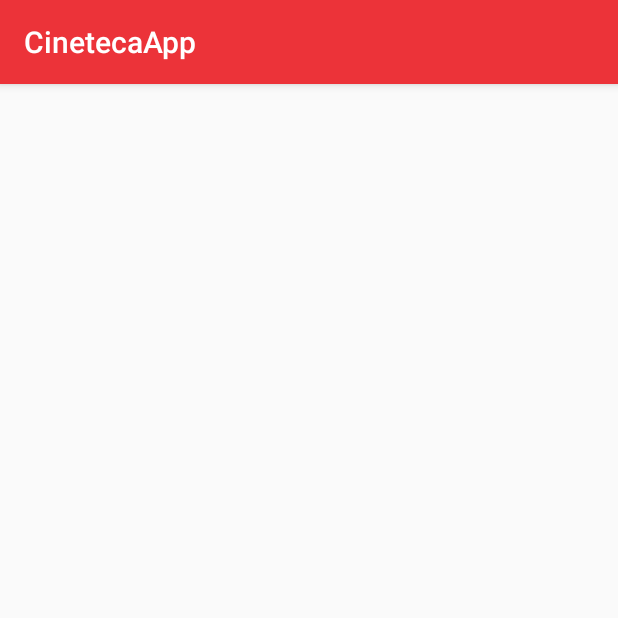
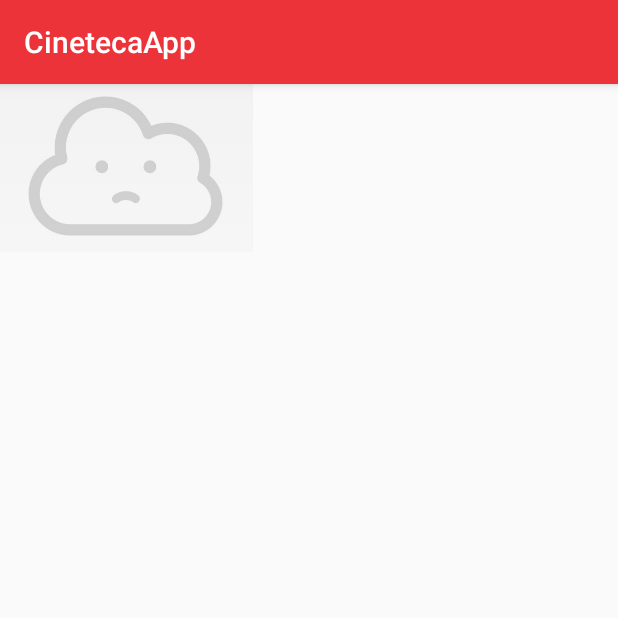
Before and after one commit to armandroid-systems/carteleraCinetecaApp, an Android app: the screen it shows after launch (MainActivity), on a phone screen of 412 x 824 dp, the top half of it. Run offline under Robolectric (Android 15) with nearby library versions, the phone set to English and light mode, and no system bars.

Commit message:
last change, WS cannot be consumed in office, check in house

```diff
--- /dev/null
+++ b/CinetecaApp/app/src/main/java/mx/com/armandroid/cinetecaapp/interfaces/CarteleraView.java
@@ -0,0 +1,18 @@
+package mx.com.armandroid.cinetecaapp.interfaces;
+
+import mx.com.armandroid.cinetecaapp.adapters.RecyclerCarteleraAdapter;
+import mx.com.armandroid.cinetecaapp.model.Respuesta;
+
+/**
+ * Created by armando.dominguez on 09/03/2016.
+ */
+public interface CarteleraView {
+
+
+    void createRecyclerView(RecyclerCarteleraAdapter adapter);
+    void veADetallePelicula(String id, String param);
+    void agregaACalendario(String evento);
+    void muestraMensaje(String msj);
+    void muestraImgError();
+    void escondeLoader();
+}
--- /dev/null
+++ b/CinetecaApp/app/src/main/java/mx/com/armandroid/cinetecaapp/interfaces/PresenterCartelera.java
@@ -0,0 +1,15 @@
+package mx.com.armandroid.cinetecaapp.interfaces;
+
+import mx.com.armandroid.cinetecaapp.adapters.RecyclerCarteleraAdapter;
+import mx.com.armandroid.cinetecaapp.model.Respuesta;
+
+/**
+ * Created by armando.dominguez on 09/03/2016.
+ */
+public interface PresenterCartelera {
+
+    RecyclerCarteleraAdapter getCarteleraAdapter(Respuesta data);
+    void clickButtonAdapter();
+    void getCarteleraFromApi(String date);
+
+}
--- a/CinetecaApp/app/src/main/java/mx/com/armandroid/cinetecaapp/network/CinetecaService.java
+++ b/CinetecaApp/app/src/main/java/mx/com/armandroid/cinetecaapp/network/CinetecaService.java
@@ -9,9 +9,9 @@ import retrofit2.http.Path;
  * Created by zadtankus on 7/03/16.
  */
 public interface CinetecaService {
-    @GET("getCheerioToDay")
+    @GET("getCartelera/{dia}")
     Call<Respuesta> carteleraDia(@Path("dia") String dia);
 
-    @GET("getDetail")
-    Call<Respuesta> detallePelicula(@Path("idTit") String idTit);
+    @GET("getDetail/{pelicula}")
+    Call<Respuesta> detallePelicula(@Path("pelicula") String idTit);
 }
--- /dev/null
+++ b/CinetecaApp/app/src/main/java/mx/com/armandroid/cinetecaapp/presenter/PresenterCarteleraImpl.java
@@ -0,0 +1,76 @@
+package mx.com.armandroid.cinetecaapp.presenter;
+
+import android.util.Log;
+
+import mx.com.armandroid.cinetecaapp.R;
+import mx.com.armandroid.cinetecaapp.adapters.RecyclerCarteleraAdapter;
+import mx.com.armandroid.cinetecaapp.interactor.InteractorImpl;
+import mx.com.armandroid.cinetecaapp.interfaces.CardClick;
+import mx.com.armandroid.cinetecaapp.interfaces.CarteleraView;
+import mx.com.armandroid.cinetecaapp.interfaces.CinetecaCallback;
+import mx.com.armandroid.cinetecaapp.interfaces.PresenterCartelera;
+import mx.com.armandroid.cinetecaapp.model.Respuesta;
+
+/**
+ * Created by armando.dominguez on 09/03/2016.
+ */
+public class PresenterCarteleraImpl implements PresenterCartelera, CinetecaCallback, CardClick{
+    private static final String TAG = PresenterCarteleraImpl.class.getSimpleName();
+
+    private InteractorImpl mInteractor;
+    private CarteleraView mCartelera;
+    private Respuesta comodin;
+
+    public PresenterCarteleraImpl(InteractorImpl mInteractor, CarteleraView mCartelera) {
+        this.mInteractor = mInteractor;
+        this.mCartelera = mCartelera;
+    }
+
+
+    @Override
+    public void clickButtonAdapter() {
+
+    }
+
+    @Override
+    public RecyclerCarteleraAdapter getCarteleraAdapter(Respuesta data) {
+        return new RecyclerCarteleraAdapter(data, this);
+    }
+
+    @Override
+    public void getCarteleraFromApi(String date) {
+        mInteractor.cartelera(date, this);
+    }
+
+    @Override
+    public void onError(String message) {
+        mCartelera.escondeLoader();
+        mCartelera.muestraMensaje(message);
+        mCartelera.muestraImgError();
+    }
+
+    @Override
+    public void onSuccess(Respuesta param) {
+        comodin = param;
+        mCartelera.escondeLoader();
+        if(!param.peliculas.isEmpty()){
+            mCartelera.createRecyclerView(getCarteleraAdapter(param));
+        }else{
+            mCartelera.muestraImgError();
+        }
+    }
+
+    @Override
+    public void hacerAccion(int id) {
+        switch(id){
+            case R.id.textViewMas:
+                Log.d(TAG,"PRESIONO MAS");
+                break;
+            case R.id.textViewCompartir:
+                break;
+            case R.id.addCalendar:
+                break;
+
+        }
+    }
+}
--- a/CinetecaApp/app/src/main/java/mx/com/armandroid/cinetecaapp/utils/Constants.java
+++ b/CinetecaApp/app/src/main/java/mx/com/armandroid/cinetecaapp/utils/Constants.java
@@ -13,5 +13,5 @@ public class Constants {
     public static final String VIEW_SUMMARY = "view_list";
     public static final String VIEW_DETAIL = "view_detail";
 
-    public static final String API_ENDPOINT = "http://127.0.0.1:1331/carteleradia/";
+    public static final String API_ENDPOINT = "http://10.230.11.148:1337/carteleradia/";
 }
--- a/CinetecaApp/app/src/main/java/mx/com/armandroid/cinetecaapp/view/fragments/FragmentCartelera.java
+++ b/CinetecaApp/app/src/main/java/mx/com/armandroid/cinetecaapp/view/fragments/FragmentCartelera.java
@@ -1,7 +1,77 @@
 package mx.com.armandroid.cinetecaapp.view.fragments;
+
+import android.os.Bundle;
+import android.support.annotation.Nullable;
+import android.support.v7.widget.LinearLayoutManager;
+import android.support.v7.widget.RecyclerView;
+import android.view.LayoutInflater;
+import android.view.View;
+import android.view.ViewGroup;
+import android.widget.ImageView;
+import android.widget.ProgressBar;
+
+import mx.com.armandroid.cinetecaapp.R;
+import mx.com.armandroid.cinetecaapp.adapters.RecyclerCarteleraAdapter;
+import mx.com.armandroid.cinetecaapp.interactor.InteractorImpl;
+import mx.com.armandroid.cinetecaapp.interfaces.CardClick;
+import mx.com.armandroid.cinetecaapp.interfaces.CarteleraView;
+import mx.com.armandroid.cinetecaapp.model.Respuesta;
+import mx.com.armandroid.cinetecaapp.presenter.PresenterCarteleraImpl;
 
 /**
  * Created by zadtankus on 7/03/16.
  */
-public class FragmentCartelera extends BaseFragment {
+public class FragmentCartelera extends BaseFragment implements CarteleraView {
+    private static final String TAG = FragmentCartelera.class.getSimpleName();
+
+    private ProgressBar mProgress;
+    private ImageView imageView;
+    private RecyclerView cartelera;
+
+    @Nullable
+    @Override
+    public View onCreateView(LayoutInflater inflater, ViewGroup container, Bundle savedInstanceState) {
+        View carteleraView = inflater.inflate(R.layout.fragment_cartelera,container,false);
+
+        mProgress = (ProgressBar) carteleraView.findViewById(R.id.progressBarCartelera);
+        imageView = (ImageView) carteleraView.findViewById(R.id.imageViewFail);
+        cartelera = (RecyclerView) carteleraView.findViewById(R.id.recyclerCartelera);
+
+        PresenterCarteleraImpl presenter = new PresenterCarteleraImpl(new InteractorImpl(getContext()),this);
+        presenter.getCarteleraFromApi(null);
+
+        return carteleraView;
+    }
+
+    @Override
+    public void escondeLoader() {
+        mProgress.setVisibility(View.GONE);
+    }
+
+    @Override
+    public void muestraImgError() {
+        imageView.setVisibility(View.VISIBLE);
+    }
+
+    @Override
+    public void muestraMensaje(String msj) {
+
+    }
+
+    @Override
+    public void veADetallePelicula(String id, String param) {
+
+    }
+
+    @Override
+    public void createRecyclerView(RecyclerCarteleraAdapter adapter) {
+        LinearLayoutManager llm = new LinearLayoutManager(getContext());
+        cartelera.setLayoutManager(llm);
+        cartelera.setAdapter(adapter);
+    }
+
+    @Override
+    public void agregaACalendario(String evento) {
+
+    }
 }
--- a/CinetecaApp/app/src/main/res/layout/fragment_cartelera.xml
+++ b/CinetecaApp/app/src/main/res/layout/fragment_cartelera.xml
@@ -5,14 +5,31 @@
     android:layout_width="match_parent"
     android:layout_height="match_parent">
 
+
+
     <android.support.design.widget.CoordinatorLayout
         android:layout_width="match_parent"
         android:layout_height="match_parent">
 
+        <ImageView
+            android:layout_width="wrap_content"
+            android:layout_height="wrap_content"
+            android:id="@+id/imageViewFail"
+            android:visibility="gone"
+            android:layout_gravity="center_horizontal"
+            android:src="@drawable/cloud_fail" />
+
+        <ProgressBar
+            android:layout_width="wrap_content"
+            android:layout_height="wrap_content"
+            android:id="@+id/progressBarCartelera"
+            android:layout_gravity="center_horizontal" />
+
         <android.support.v7.widget.RecyclerView
-            android:id="@+id/recyclerBudget"
+            android:id="@+id/recyclerCartelera"
             android:layout_width="match_parent"
-            android:layout_height="wrap_content">
+            android:layout_height="wrap_content"
+            android:visibility="gone">
         </android.support.v7.widget.RecyclerView>
     </android.support.design.widget.CoordinatorLayout>
 </LinearLayout>
```
Also changed, not shown: CinetecaApp/app/src/main/java/mx/com/armandroid/cinetecaapp/utils/ItemCarteleraHolder.java (+7 -6 lines), CinetecaApp/app/src/main/res/drawable-hdpi/cloud_fail.9.png (added), CinetecaApp/app/src/main/res/drawable-mdpi/cloud_fail.9.png (added), CinetecaApp/app/src/main/res/drawable-xhdpi/cloud_fail.9.png (added), CinetecaApp/app/src/main/res/drawable-xxhdpi/cloud_fail.9.png (added), CinetecaApp/app/src/main/res/drawable-xxxhdpi/cloud_fail.9.png (added).
